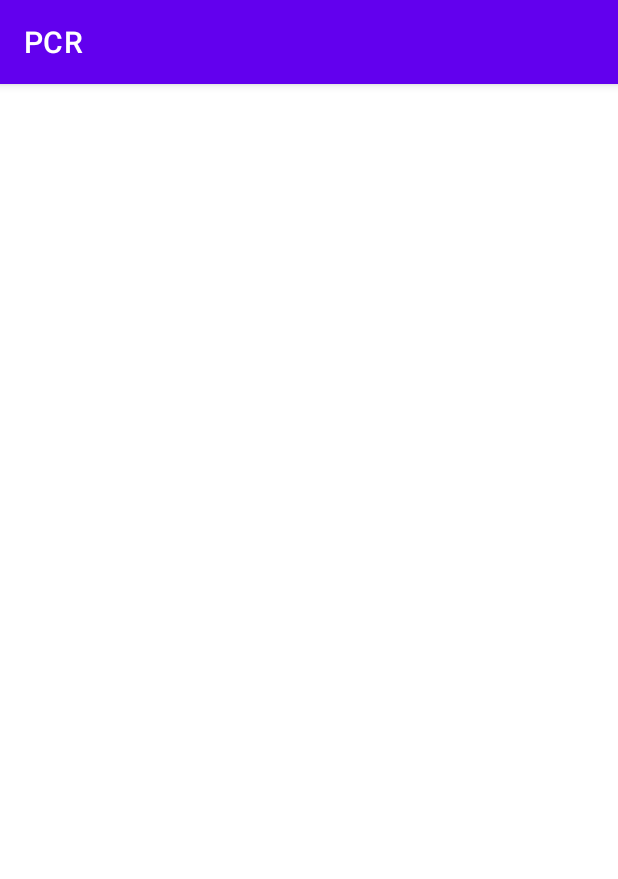
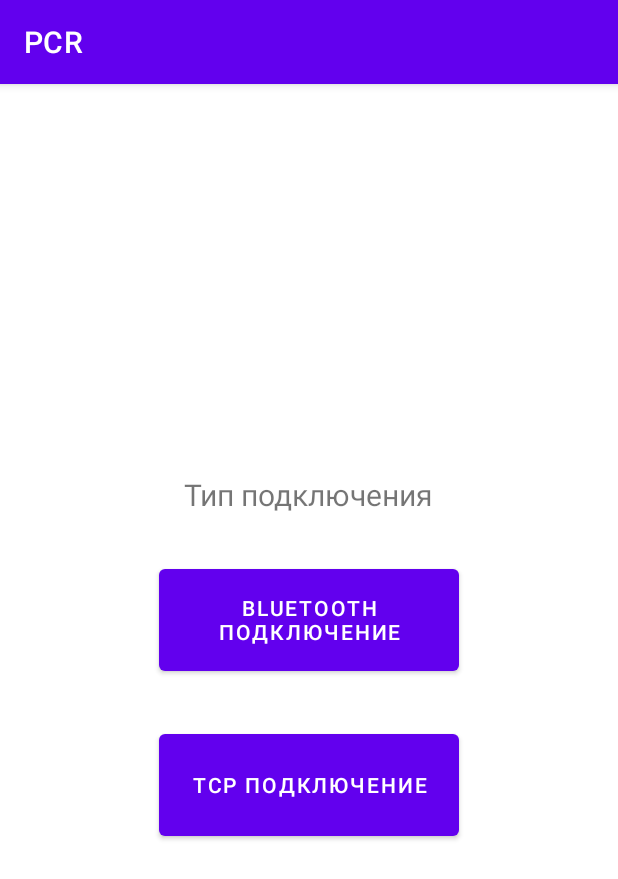
Before and after one commit to ibaevzz/PulseCounterRecorder, an Android app: the screen it shows after launch (BluetoothConnectActivity before the commit, ChooseConnectTypeActivity after it), on a phone screen of 412 x 824 dp. Shown: the top 879 px of the screen. Run offline under Robolectric (Android 15) with nearby library versions, the phone set to English and light mode, and no system bars.

Commit message:
Реализовано окно выбора подключения(TCP, Bluetooth)

```diff
--- /dev/null
+++ b/app/src/main/java/com/ibaevzz/pcr/data/exceptions/BluetoothTurnedOffException.kt
@@ -0,0 +1,3 @@
+package com.ibaevzz.pcr.data.exceptions
+
+class BluetoothTurnedOffException: Exception()
--- /dev/null
+++ b/app/src/main/java/com/ibaevzz/pcr/data/exceptions/ConnectException.kt
@@ -0,0 +1,3 @@
+package com.ibaevzz.pcr.data.exceptions
+
+class ConnectException: Exception("Нет подключения")
--- /dev/null
+++ b/app/src/main/java/com/ibaevzz/pcr/data/repository/PCRRepository.kt
@@ -0,0 +1,6 @@
+package com.ibaevzz.pcr.data.repository
+
+import com.ibaevzz.pcr.domain.repository.CloseConnectionDevice
+import com.ibaevzz.pcr.domain.repository.ConnectToDevice
+
+interface PCRRepository: ConnectToDevice, CloseConnectionDevice
--- /dev/null
+++ b/app/src/main/java/com/ibaevzz/pcr/data/repository/SearchRepository.kt
@@ -0,0 +1,6 @@
+package com.ibaevzz.pcr.data.repository
+
+import com.ibaevzz.pcr.domain.repository.SearchDevice
+import com.ibaevzz.pcr.domain.repository.StopSearch
+
+interface SearchRepository: SearchDevice, StopSearch
--- a/app/src/main/java/com/ibaevzz/pcr/di/AppComponent.kt
+++ b/app/src/main/java/com/ibaevzz/pcr/di/AppComponent.kt
@@ -2,7 +2,10 @@ package com.ibaevzz.pcr.di
 
 import android.content.Context
 import com.ibaevzz.pcr.data.repository.BluetoothPCRRepository
+import com.ibaevzz.pcr.data.repository.PCRRepository
 import com.ibaevzz.pcr.data.repository.SearchDeviceRepository
+import com.ibaevzz.pcr.data.repository.SearchRepository
+import com.ibaevzz.pcr.domain.repository.CloseConnectionDevice
 import com.ibaevzz.pcr.domain.repository.ConnectToDevice
 import com.ibaevzz.pcr.domain.repository.SearchDevice
 import com.ibaevzz.pcr.domain.repository.StopSearch
@@ -33,12 +36,22 @@ interface AppComponent {
 
 @Module
 interface SearchModules{
-    @Binds
-    fun bindSearchDeviceRepository(searchDeviceRepository: SearchDeviceRepository): SearchDevice
 
     @Binds
-    fun bindStopSearchDeviceRepository(searchDeviceRepository: SearchDeviceRepository): StopSearch
+    fun bindSearchDeviceRepository_SearchRepository(searchDeviceRepository: SearchDeviceRepository): SearchRepository
 
     @Binds
-    fun bindBluetoothPCRRepository_ConnectToDevice(bluetoothPCRRepository: BluetoothPCRRepository): ConnectToDevice
+    fun bindSearchRepository_SearchDevice(searchRepository: SearchRepository): SearchDevice
+
+    @Binds
+    fun bindStopSearchRepository_StopSearch(searchRepository: SearchRepository): StopSearch
+
+    @Binds
+    fun bindBluetoothPCRRepository_PCRRepository(bluetoothPCRRepository: BluetoothPCRRepository): PCRRepository
+
+    @Binds
+    fun bindPCRRepository_ConnectToDevice(PCRRepository: PCRRepository): ConnectToDevice
+
+    @Binds
+    fun bindPCRRepository_CloseConnectionDevice(PCRRepository: PCRRepository): CloseConnectionDevice
 }
--- /dev/null
+++ b/app/src/main/java/com/ibaevzz/pcr/domain/repository/CloseConnectionDevice.kt
@@ -0,0 +1,5 @@
+package com.ibaevzz.pcr.domain.repository
+
+interface CloseConnectionDevice {
+    fun closeConnection()
+}
--- a/app/src/main/java/com/ibaevzz/pcr/presentation/activity/BluetoothConnectActivity.kt
+++ b/app/src/main/java/com/ibaevzz/pcr/presentation/activity/BluetoothConnectActivity.kt
@@ -108,6 +108,7 @@ class BluetoothConnectActivity : AppCompatActivity() {
             filter.addAction(BluetoothAdapter.ACTION_STATE_CHANGED)
         })
         viewModel.getDevices()
+        if(!bluetoothManager.adapter.isEnabled && checkPermissions()) requestBluetoothEnabled()
     }
 
     override fun onRequestPermissionsResult(requestCode: Int, permissions: Array<String>, grantResults: IntArray){
--- /dev/null
+++ b/app/src/main/java/com/ibaevzz/pcr/presentation/activity/ChooseConnectTypeActivity.kt
@@ -0,0 +1,26 @@
+package com.ibaevzz.pcr.presentation.activity
+
+import android.content.Intent
+import android.os.Bundle
+import androidx.appcompat.app.AppCompatActivity
+import com.ibaevzz.pcr.databinding.ActivityChooseConnectTypeBinding
+
+class ChooseConnectTypeActivity: AppCompatActivity() {
+
+    private lateinit var binding: ActivityChooseConnectTypeBinding
+
+    override fun onCreate(savedInstanceState: Bundle?) {
+        super.onCreate(savedInstanceState)
+        binding = ActivityChooseConnectTypeBinding.inflate(layoutInflater)
+        setContentView(binding.root)
+
+        binding.bluetooth.setOnClickListener{
+            val bluetoothIntent = Intent(this, BluetoothConnectActivity::class.java)
+            startActivity(bluetoothIntent)
+        }
+        binding.tcp.setOnClickListener{
+            val tcpIntent = Intent(this, TCPConnectActivity::class.java)
+            startActivity(tcpIntent)
+        }
+    }
+}
--- /dev/null
+++ b/app/src/main/res/layout/activity_choose_connect_type.xml
@@ -0,0 +1,28 @@
+<?xml version="1.0" encoding="utf-8"?>
+<LinearLayout xmlns:android="http://schemas.android.com/apk/res/android"
+    android:layout_width="match_parent"
+    android:layout_height="match_parent"
+    android:gravity="center"
+    android:orientation="vertical">
+
+    <TextView
+        android:layout_width="wrap_content"
+        android:layout_height="wrap_content"
+        android:text="@string/connect_type"
+        android:textSize="20sp"
+        android:layout_marginBottom="30dp"/>
+
+    <Button
+        android:id="@+id/bluetooth"
+        android:layout_width="200dp"
+        android:layout_height="80dp"
+        android:layout_marginBottom="30dp"
+        android:text="@string/bluetooth_connect"/>
+
+    <Button
+        android:id="@+id/tcp"
+        android:layout_width="200dp"
+        android:layout_height="80dp"
+        android:text="@string/tcp_connect"/>
+
+</LinearLayout>
--- /dev/null
+++ b/app/src/main/res/layout/activity_tcp_connect.xml
@@ -0,0 +1,6 @@
+<?xml version="1.0" encoding="utf-8"?>
+<androidx.constraintlayout.widget.ConstraintLayout xmlns:android="http://schemas.android.com/apk/res/android"
+    android:layout_width="match_parent"
+    android:layout_height="match_parent">
+
+</androidx.constraintlayout.widget.ConstraintLayout>
--- a/app/src/main/res/values/strings.xml
+++ b/app/src/main/res/values/strings.xml
@@ -4,4 +4,7 @@
     <string name="connect">Подключиться</string>
     <string name="work_with_pcr">Работа с СИР</string>
     <string name="disconnect">Отключиться</string>
+    <string name="connect_type">Тип подключения</string>
+    <string name="tcp_connect">TCP подключение</string>
+    <string name="bluetooth_connect">Bluetooth подключение</string>
 </resources>
```
Also changed, not shown: app/src/main/AndroidManifest.xml (+11 -2 lines), app/src/main/java/com/ibaevzz/pcr/data/repository/BluetoothPCRRepository.kt (+23 -5 lines), app/src/main/java/com/ibaevzz/pcr/data/repository/SearchDeviceRepository.kt (+4 -4 lines), app/src/main/java/com/ibaevzz/pcr/domain/usecase/CloseConnectionDeviceUseCase.kt (added, +10 -0 lines), app/src/main/java/com/ibaevzz/pcr/presentation/activity/ConnectActivity.kt (+24 -36 lines), app/src/main/java/com/ibaevzz/pcr/presentation/activity/MenuPCRActivity.kt (added, +12 -0 lines), app/src/main/java/com/ibaevzz/pcr/presentation/activity/TCPConnectActivity.kt (added, +16 -0 lines), app/src/main/java/com/ibaevzz/pcr/presentation/viewmodel/ConnectViewModel.kt (+10 -3 lines), app/src/main/res/layout/activity_menu_pcractivity.xml (added, +9 -0 lines).
